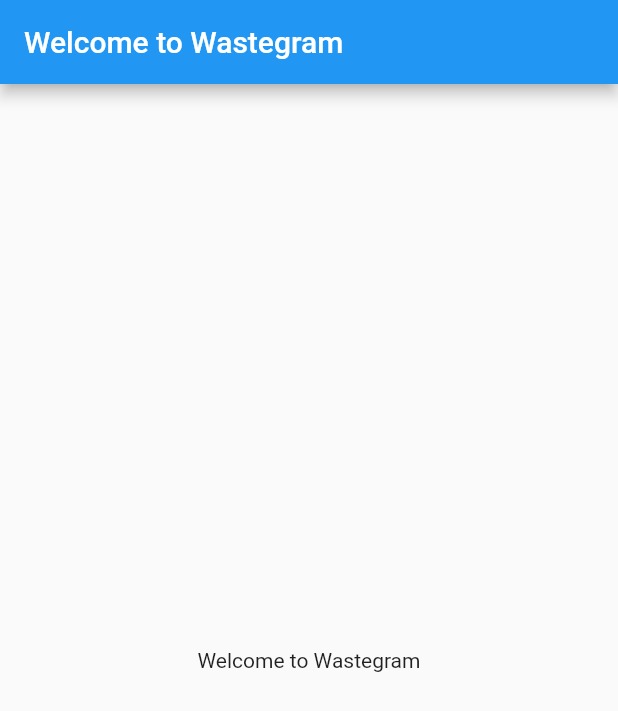
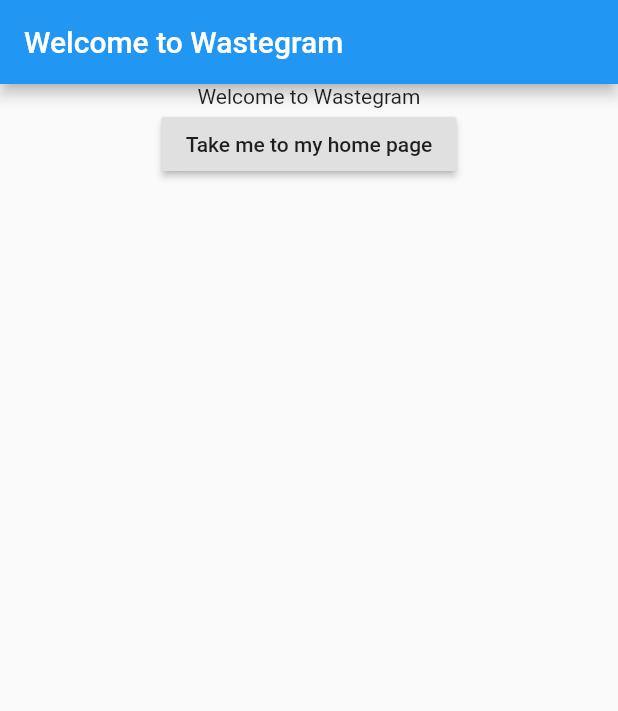
Before and after one commit to matthewjw2007/CS492_FinalProject, a Flutter app: the screen it shows after launch, on a phone screen of 412 x 824 dp. Shown: the top 711 px of the screen. Run offline on Flutter 3.47's test engine with Material 2 defaults, Android fonts, the phone set to English and light mode, and no system bars; our stand-ins replace cloud_firestore; accounts and stored records are empty.

Commit message:
working on base structures of pages

```diff
--- a/wastegram/lib/screens/welcome.dart
+++ b/wastegram/lib/screens/welcome.dart
@@ -1,6 +1,11 @@
 import 'package:flutter/material.dart';
 
-class Welcome extends StatelessWidget{
+class Welcome extends StatefulWidget{
+  @override
+  _WelcomeState createState() => _WelcomeState();
+}
+
+class _WelcomeState extends State<Welcome> {
   @override
   Widget build(BuildContext context){
     return Scaffold(
@@ -8,8 +13,25 @@ class Welcome extends StatelessWidget{
         title: Text('Welcome to Wastegram')
       ),
       body: Center(
-        child: Text('Welcome to Wastegram')
+        child: Container(
+          alignment: Alignment(0.0, 0.0),
+          child: Column(
+            children: [
+              Text('Welcome to Wastegram'),
+              nextScreenButton(context)
+            ]
+          )
+        )
       ),
     );
   }
 }
+
+Widget nextScreenButton(BuildContext context){
+  return RaisedButton(
+    child: Text('Take me to my home page'),
+    onPressed: (){
+      Navigator.of(context).pushNamed('entries');
+    }
+    );
+}
```
Also changed, not shown: wastegram/lib/screens/entry_lists.dart (+49 -1 lines).
